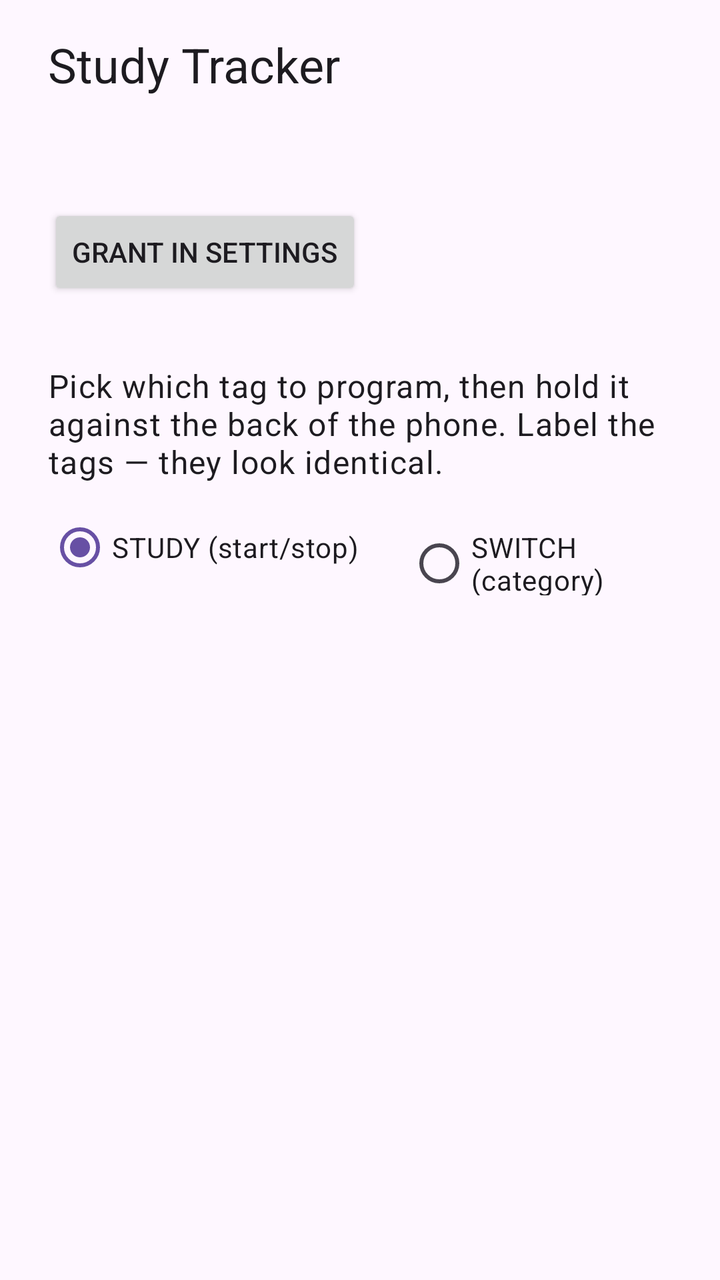
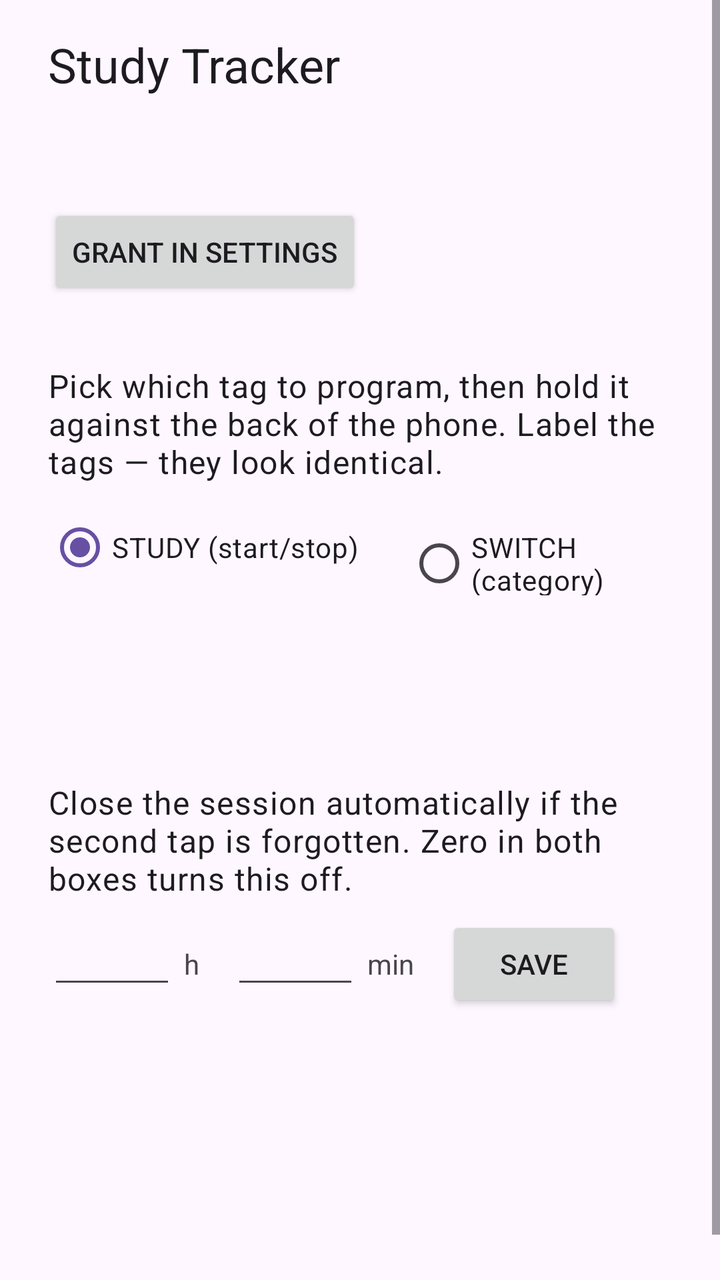

An Android layout rendered at two revisions. The XML below is the earlier revision; the diff shows what the commit changed to produce the second picture.
<!-- AndroidManifest.xml: application theme Theme.StudyTracker -->
<!-- res/layout/activity_main.xml -->
<?xml version="1.0" encoding="utf-8"?>
<FrameLayout xmlns:android="http://schemas.android.com/apk/res/android"
    android:layout_width="match_parent"
    android:layout_height="match_parent"
    android:fitsSystemWindows="true">

    <LinearLayout
        android:layout_width="match_parent"
        android:layout_height="wrap_content"
        android:orientation="vertical"
        android:paddingHorizontal="24dp"
        android:paddingVertical="16dp">

        <TextView
            android:layout_width="match_parent"
            android:layout_height="wrap_content"
            android:text="@string/app_name"
            android:textAppearance="?attr/textAppearanceHeadlineSmall" />

        
        <TextView
            android:id="@+id/dndStatusText"
            android:layout_width="match_parent"
            android:layout_height="wrap_content"
            android:layout_marginTop="24dp"
            android:textAppearance="?attr/textAppearanceBodyLarge" />

        <Button
            android:id="@+id/grantDndButton"
            android:layout_width="wrap_content"
            android:layout_height="wrap_content"
            android:layout_marginTop="8dp"
            android:text="@string/grant_dnd" />

        
        <TextView
            android:layout_width="match_parent"
            android:layout_height="wrap_content"
            android:layout_marginTop="32dp"
            android:text="@string/write_instructions"
            android:textAppearance="?attr/textAppearanceBodyLarge" />

        <RadioGroup
            android:id="@+id/tagChoice"
            android:layout_width="match_parent"
            android:layout_height="wrap_content"
            android:layout_marginTop="8dp"
            android:orientation="horizontal">

            <RadioButton
                android:id="@+id/chooseStudy"
                android:layout_width="wrap_content"
                android:layout_height="wrap_content"
                android:checked="true"
                android:text="@string/tag_study" />

            <RadioButton
                android:id="@+id/chooseSwitch"
                android:layout_width="wrap_content"
                android:layout_height="wrap_content"
                android:layout_marginStart="24dp"
                android:text="@string/tag_switch" />

        </RadioGroup>

        <TextView
            android:id="@+id/nfcStatusText"
            android:layout_width="match_parent"
            android:layout_height="wrap_content"
            android:layout_marginTop="12dp"
            android:textAppearance="?attr/textAppearanceBodyMedium" />

        <TextView
            android:id="@+id/writeStatusText"
            android:layout_width="match_parent"
            android:layout_height="wrap_content"
            android:layout_marginTop="8dp"
            android:textAppearance="?attr/textAppearanceTitleMedium" />

        
        <TextView
            android:id="@+id/studyStateText"
            android:layout_width="match_parent"
            android:layout_height="wrap_content"
            android:layout_marginTop="32dp"
            android:textAppearance="?attr/textAppearanceTitleMedium" />

        <TextView
            android:id="@+id/runningText"
            android:layout_width="match_parent"
            android:layout_height="wrap_content"
            android:layout_marginTop="4dp"
            android:textAppearance="?attr/textAppearanceBodyMedium" />

        
        <TextView
            android:id="@+id/todayText"
            android:layout_width="match_parent"
            android:layout_height="wrap_content"
            android:layout_marginTop="16dp"
            android:fontFamily="monospace"
            android:textAppearance="?attr/textAppearanceBodyLarge" />

    </LinearLayout>

</FrameLayout>
<!-- resources referenced by this layout -->
<resources>
  <string name="app_name">Study Tracker</string>
  <string name="grant_dnd">Grant in Settings</string>
  <string name="tag_study">STUDY (start/stop)</string>
  <string name="tag_switch">SWITCH (category)</string>
  <string name="write_instructions">Pick which tag to program, then hold it against the back of the phone. Label the tags — they look identical.</string>
  <style name="Theme.StudyTracker" parent="Theme.Material3.DayNight.NoActionBar" />
</resources>

<!-- the commit's change to res/layout/activity_main.xml (unified diff, before → after) -->
@@ -1,5 +1,5 @@
 <?xml version="1.0" encoding="utf-8"?>
-<FrameLayout xmlns:android="http://schemas.android.com/apk/res/android"
+<ScrollView xmlns:android="http://schemas.android.com/apk/res/android"
     android:layout_width="match_parent"
     android:layout_height="match_parent"
     android:fitsSystemWindows="true">
@@ -79,6 +79,71 @@
 
         
         <TextView
+            android:layout_width="match_parent"
+            android:layout_height="wrap_content"
+            android:layout_marginTop="32dp"
+            android:text="@string/cap_instructions"
+            android:textAppearance="?attr/textAppearanceBodyLarge" />
+
+        <LinearLayout
+            android:layout_width="match_parent"
+            android:layout_height="wrap_content"
+            android:layout_marginTop="8dp"
+            android:gravity="bottom"
+            android:orientation="horizontal">
+
+            <EditText
+                android:id="@+id/capHoursInput"
+                android:layout_width="64dp"
+                android:layout_height="wrap_content"
+                android:importantForAutofill="no"
+                android:inputType="number"
+                android:maxLength="2"
+                android:maxLines="1" />
+
+            
+            <TextView
+                android:layout_width="wrap_content"
+                android:layout_height="wrap_content"
+                android:layout_marginStart="4dp"
+                android:labelFor="@id/capHoursInput"
+                android:text="@string/unit_hours" />
+
+            <EditText
+                android:id="@+id/capMinutesInput"
+                android:layout_width="64dp"
+                android:layout_height="wrap_content"
+                android:layout_marginStart="16dp"
+                android:importantForAutofill="no"
+                android:inputType="number"
+                android:maxLength="2"
+                android:maxLines="1" />
+
+            <TextView
+                android:layout_width="wrap_content"
+                android:layout_height="wrap_content"
+                android:layout_marginStart="4dp"
+                android:labelFor="@id/capMinutesInput"
+                android:text="@string/unit_minutes" />
+
+            <Button
+                android:id="@+id/saveCapButton"
+                android:layout_width="wrap_content"
+                android:layout_height="wrap_content"
+                android:layout_marginStart="16dp"
+                android:text="@string/cap_save" />
+
+        </LinearLayout>
+
+        <TextView
+            android:id="@+id/capStatusText"
+            android:layout_width="match_parent"
+            android:layout_height="wrap_content"
+            android:layout_marginTop="8dp"
+            android:textAppearance="?attr/textAppearanceBodyMedium" />
+
+        
+        <TextView
             android:id="@+id/studyStateText"
             android:layout_width="match_parent"
             android:layout_height="wrap_content"
@@ -103,4 +168,4 @@
 
     </LinearLayout>
 
-</FrameLayout>
+</ScrollView>
<!-- resource entries referenced after the edit -->
@@ -1,9 +1,13 @@
 <!-- resources referenced by this layout -->
 <resources>
   <string name="app_name">Study Tracker</string>
+  <string name="cap_instructions">Close the session automatically if the second tap is forgotten. Zero in both boxes turns this off.</string>
+  <string name="cap_save">Save</string>
   <string name="grant_dnd">Grant in Settings</string>
   <string name="tag_study">STUDY (start/stop)</string>
   <string name="tag_switch">SWITCH (category)</string>
+  <string name="unit_hours">h</string>
+  <string name="unit_minutes">min</string>
   <string name="write_instructions">Pick which tag to program, then hold it against the back of the phone. Label the tags — they look identical.</string>
   <style name="Theme.StudyTracker" parent="Theme.Material3.DayNight.NoActionBar" />
 </resources>
